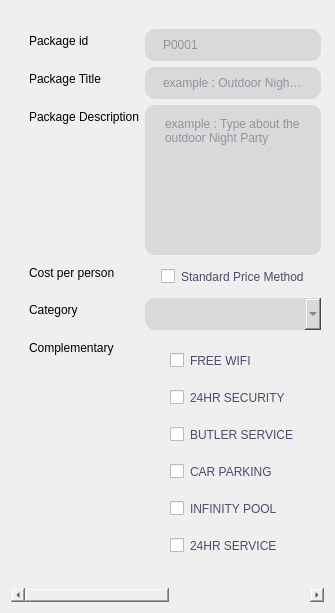
Above: application/package/add_package.ui from SeneshNV/XYZ-Hotel-Management before the change. Below: the same form after it.
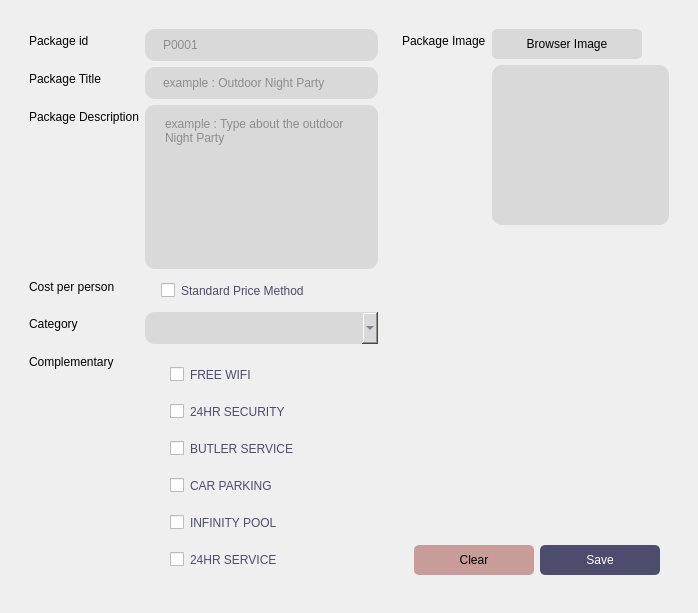
That is the form after the change.

```diff
--- a/application/package/add_package.ui
+++ b/application/package/add_package.ui
@@ -6,7 +6,7 @@
    <rect>
     <x>0</x>
     <y>0</y>
-    <width>335</width>
+    <width>698</width>
     <height>613</height>
    </rect>
   </property>
@@ -54,8 +54,8 @@
        <rect>
         <x>0</x>
         <y>0</y>
-        <width>648</width>
-        <height>578</height>
+        <width>680</width>
+        <height>595</height>
        </rect>
       </property>
       <layout class="QHBoxLayout" name="horizontalLayout_2">
@@ -83,7 +83,7 @@
                <string notr="true">QLineEdit{
     background-color: #D9D9D9;
 	font: 10pt &quot;SF Pro Display&quot;;
-    color: #4C4C6C;
+    color: #404040;
     border: none;
     border-radius: 10px;
     padding: 8px 16px; 
@@ -108,7 +108,7 @@
                <string notr="true">QLineEdit{
     background-color: #D9D9D9;
 	font: 10pt &quot;SF Pro Display&quot;;
-    color: #4C4C6C;
+    color: #404040;
     border: none;
     border-radius: 10px;
     padding: 8px 16px; 
@@ -133,7 +133,7 @@
                <string notr="true">QTextEdit{
     background-color: #D9D9D9;
 	font: 10pt &quot;SF Pro Display&quot;;
-    color: #4C4C6C;
+    color: #404040;
     border: none;
     border-radius: 10px;
     padding: 8px 16px; 
@@ -335,13 +335,13 @@
               <property name="minimumSize">
                <size>
                 <width>0</width>
-                <height>150</height>
+                <height>160</height>
                </size>
               </property>
               <property name="maximumSize">
                <size>
                 <width>240</width>
-                <height>140</height>
+                <height>160</height>
                </size>
               </property>
               <property name="styleSheet">
```
